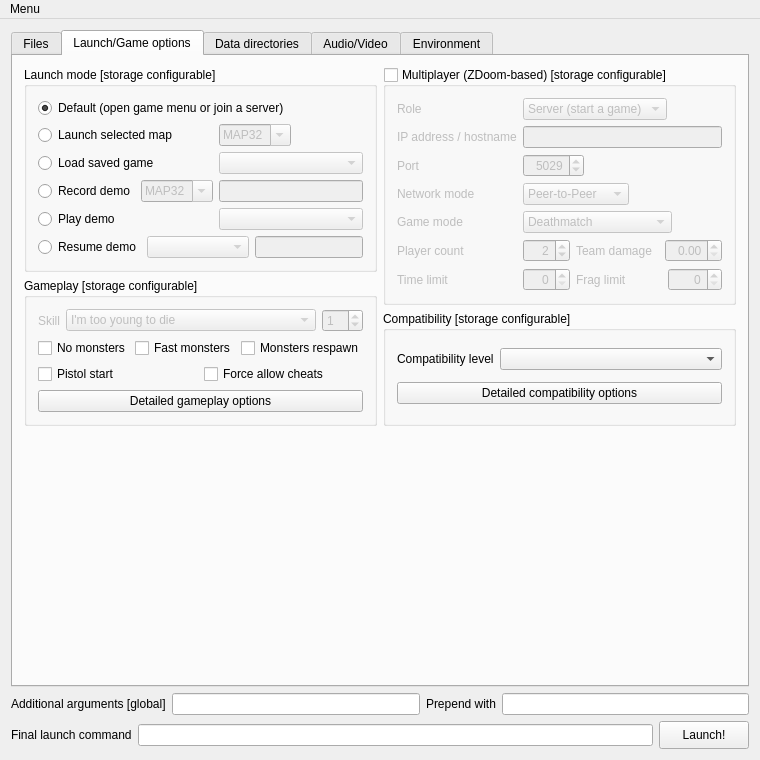
Qt form Forms/MainWindow.ui (Youda008/DoomRunner) before a commit.
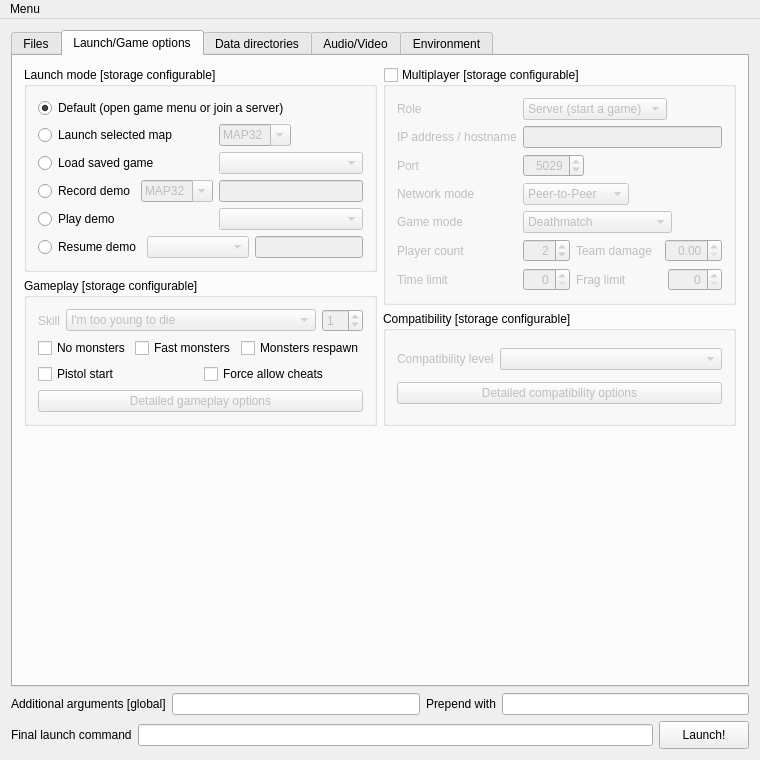
The same form after that commit. The open tabs and pages were chosen to show the change. Icons and pictures are not drawn. Custom widgets are drawn as their Qt base class.

Commit message: disable widgets when they are not relevant for the selected engine

What changed in the file:
```diff
--- a/Forms/MainWindow.ui
+++ b/Forms/MainWindow.ui
@@ -960,6 +960,9 @@
                </item>
                <item>
                 <widget class="QPushButton" name="gameOptsBtn">
+                 <property name="enabled">
+                  <bool>false</bool>
+                 </property>
                  <property name="toolTip">
                   <string>&lt;html&gt;&lt;head/&gt;&lt;body&gt;&lt;p&gt;Based on ZDoom and GZDoom, might not work in other engines.&lt;/p&gt;&lt;/body&gt;&lt;/html&gt;</string>
                  </property>
@@ -981,7 +984,7 @@
                <string>&lt;html&gt;&lt;head/&gt;&lt;body&gt;&lt;p&gt;Based on ZDoom, might not work in other engines.&lt;/p&gt;&lt;/body&gt;&lt;/html&gt;</string>
               </property>
               <property name="title">
-               <string>Multiplayer (ZDoom-based) [storage configurable]</string>
+               <string>Multiplayer [storage configurable]</string>
               </property>
               <property name="checkable">
                <bool>true</bool>
@@ -1415,6 +1418,9 @@
                 <layout class="QHBoxLayout" name="hLayout_compatLevel">
                  <item>
                   <widget class="QLabel" name="compatModeLabel">
+                   <property name="enabled">
+                    <bool>false</bool>
+                   </property>
                    <property name="toolTip">
                     <string>&lt;html&gt;&lt;head/&gt;&lt;body&gt;&lt;p&gt;either &lt;span style=&quot; font-weight:600;&quot;&gt;-complevel&lt;/span&gt; or &lt;span style=&quot; font-weight:600;&quot;&gt;+compatmode&lt;/span&gt; depending on the engine&lt;/p&gt;&lt;/body&gt;&lt;/html&gt;</string>
                    </property>
@@ -1425,6 +1431,9 @@
                  </item>
                  <item>
                   <widget class="QComboBox" name="compatModeCmbBox">
+                   <property name="enabled">
+                    <bool>false</bool>
+                   </property>
                    <property name="sizePolicy">
                     <sizepolicy hsizetype="Expanding" vsizetype="Fixed">
                      <horstretch>0</horstretch>
@@ -1440,6 +1449,9 @@
                </item>
                <item>
                 <widget class="QPushButton" name="compatOptsBtn">
+                 <property name="enabled">
+                  <bool>false</bool>
+                 </property>
                  <property name="toolTip">
                   <string>&lt;html&gt;&lt;head/&gt;&lt;body&gt;&lt;p&gt;Based on ZDoom and GZDoom, might not work in other engines.&lt;/p&gt;&lt;/body&gt;&lt;/html&gt;</string>
                  </property>
```
Left out of the diff: 41 changed lines with no effect on the pictures. The commit also changes 3 other files.
